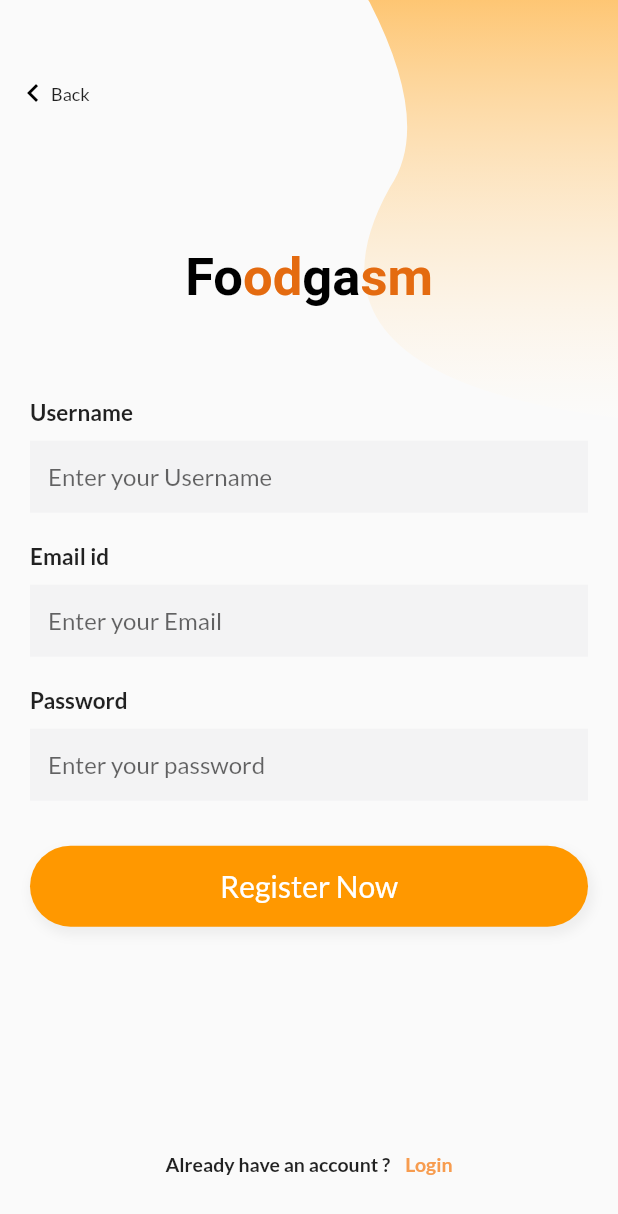
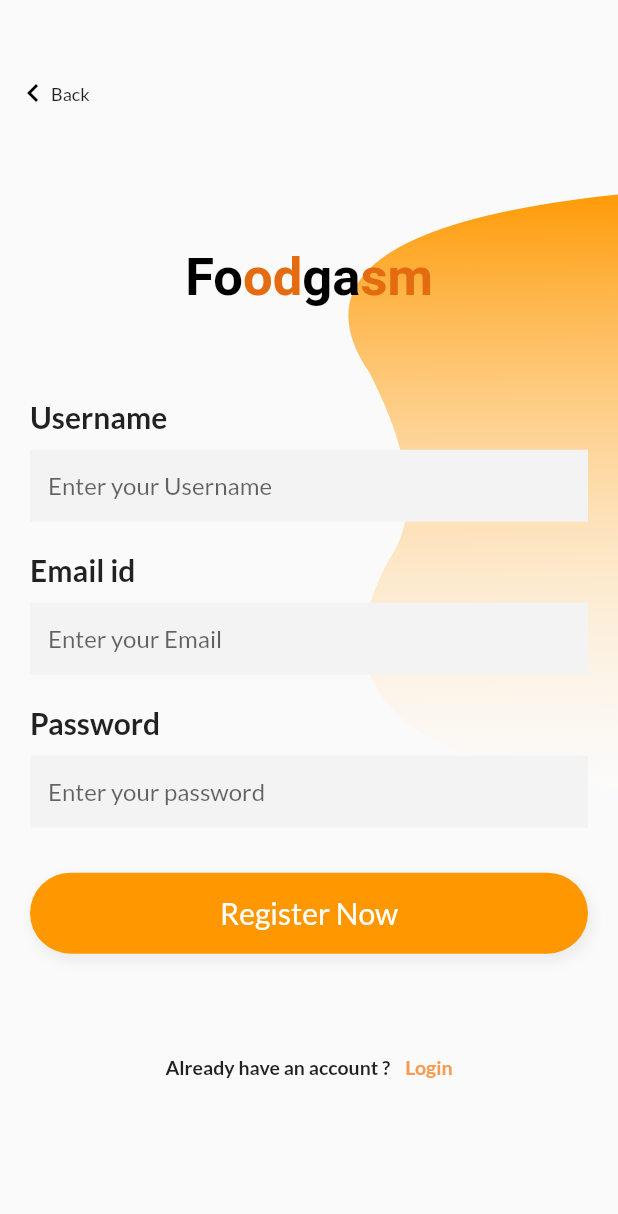
Before and after one commit to wrixd/foodgasm, a Flutter app: the SignUpPage screen opened directly, on a phone screen of 412 x 824 dp. Shown: the top 1214 px of the screen. Run offline on Flutter 3.47's test engine with Material 2 defaults, Android fonts, the light colour scheme and no system bars; our stand-ins replace font_awesome_flutter, google_fonts.

Commit message:
Signup final

```diff
--- a/lib/signup_page.dart
+++ b/lib/signup_page.dart
@@ -42,7 +42,7 @@ class _SignUpPageState extends State<SignUpPage> {
         children: <Widget>[
           Text(
             title,
-            style: TextStyle(fontWeight: FontWeight.bold, fontSize: 15),
+            style: TextStyle(fontWeight: FontWeight.bold, fontSize: 20),
           ),
           SizedBox(
             height: 10,
@@ -174,7 +174,7 @@ class _SignUpPageState extends State<SignUpPage> {
         child: Stack(
           children: <Widget>[
             Positioned(
-              top: -getDeviceHeight(context) * .15,
+              top: getDeviceHeight(context) * .15,
               right: -MediaQuery.of(context).size.width * .4,
               child: BezierContainer(),
             ),
@@ -195,7 +195,7 @@ class _SignUpPageState extends State<SignUpPage> {
                       height: 20,
                     ),
                     _submitButton(),
-                    SizedBox(height: height * .14),
+                    SizedBox(height: height * .04),
                     _loginAccountLabel(),
                   ],
                 ),
```
